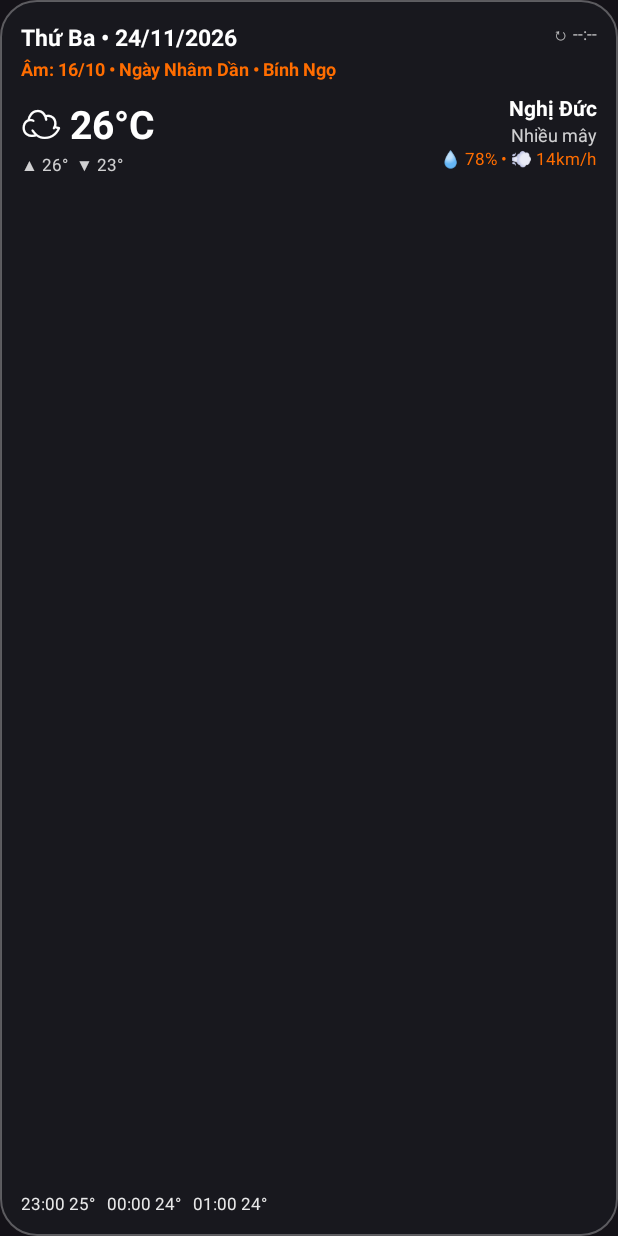
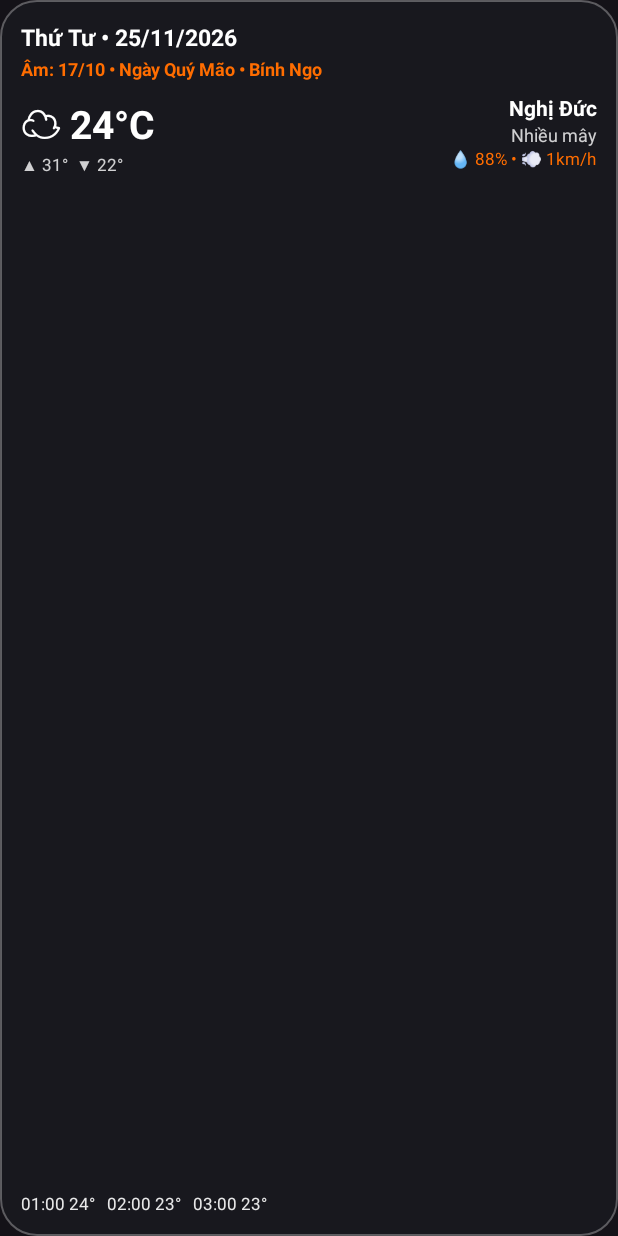
Before and after one commit to duynghiduc2000-vn/glass-weather-lunar, an Android app: the layout widget_4x2.xml on its own in the app's theme, with its tools: preview values and no code run, on a phone screen of 412 x 824 dp. Run offline under Robolectric (Android 15) with nearby library versions, the phone set to English and light mode, and no system bars.

Commit message:
Update widget_4x2.xml

```diff
--- a/app/src/main/res/layout/widget_4x2.xml
+++ b/app/src/main/res/layout/widget_4x2.xml
@@ -11,7 +11,7 @@
         android:layout_width="wrap_content"
         android:layout_height="wrap_content"
         android:fontFamily="sans-serif"
-        android:text="Thứ Ba • 24/11/2026"
+        android:text="Thứ Tư • 25/11/2026"
         android:textColor="#FFFFFF"
         android:textSize="15sp"
         android:textStyle="bold" />
@@ -20,11 +20,7 @@
         android:id="@+id/tv_update_time"
         android:layout_width="wrap_content"
         android:layout_height="wrap_content"
-        android:layout_alignParentEnd="true"
-        android:fontFamily="sans-serif"
-        android:text="↻ --:--"
-        android:textColor="#B3FFFFFF"
-        android:textSize="11sp" />
+        android:visibility="gone" />
 
     <TextView
         android:id="@+id/tv_lunar_date"
@@ -33,7 +29,7 @@
         android:layout_below="@id/tv_solar_date"
         android:layout_marginTop="2dp"
         android:fontFamily="sans-serif"
-        android:text="Âm: 16/10 • Ngày Nhâm Dần • Bính Ngọ"
+        android:text="Âm: 17/10 • Ngày Quý Mão • Bính Ngọ"
         android:textColor="#FF6D00"
         android:textSize="12sp"
         android:textStyle="bold" />
@@ -57,7 +53,7 @@
                 android:layout_width="wrap_content"
                 android:layout_height="wrap_content"
                 android:fontFamily="sans-serif"
-                android:text="☁ 26°C"
+                android:text="☁ 24°C"
                 android:textColor="#FFFFFF"
                 android:textSize="26sp"
                 android:textStyle="bold" />
@@ -67,7 +63,7 @@
                 android:layout_width="wrap_content"
                 android:layout_height="wrap_content"
                 android:fontFamily="sans-serif"
-                android:text="▲ 26°  ▼ 23°"
+                android:text="▲ 31°  ▼ 22°"
                 android:textColor="#CCFFFFFF"
                 android:textSize="11sp" />
         </LinearLayout>
@@ -102,7 +98,7 @@
                 android:layout_width="wrap_content"
                 android:layout_height="wrap_content"
                 android:fontFamily="sans-serif"
-                android:text="💧 78% • 💨 14km/h"
+                android:text="💧 88% • 💨 1km/h"
                 android:textColor="#FF6D00"
                 android:textSize="11sp" />
         </LinearLayout>
@@ -114,7 +110,7 @@
         android:layout_height="wrap_content"
         android:layout_alignParentBottom="true"
         android:fontFamily="sans-serif"
-        android:text="23:00 25°   00:00 24°   01:00 24°"
+        android:text="01:00 24°   02:00 23°   03:00 23°"
         android:textColor="#E6FFFFFF"
         android:textSize="11sp" />
 
```
